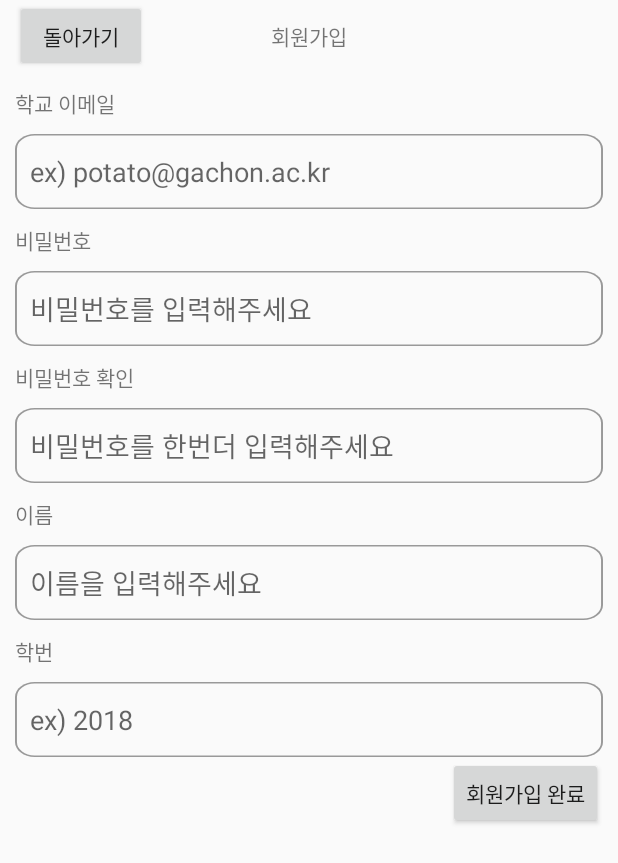
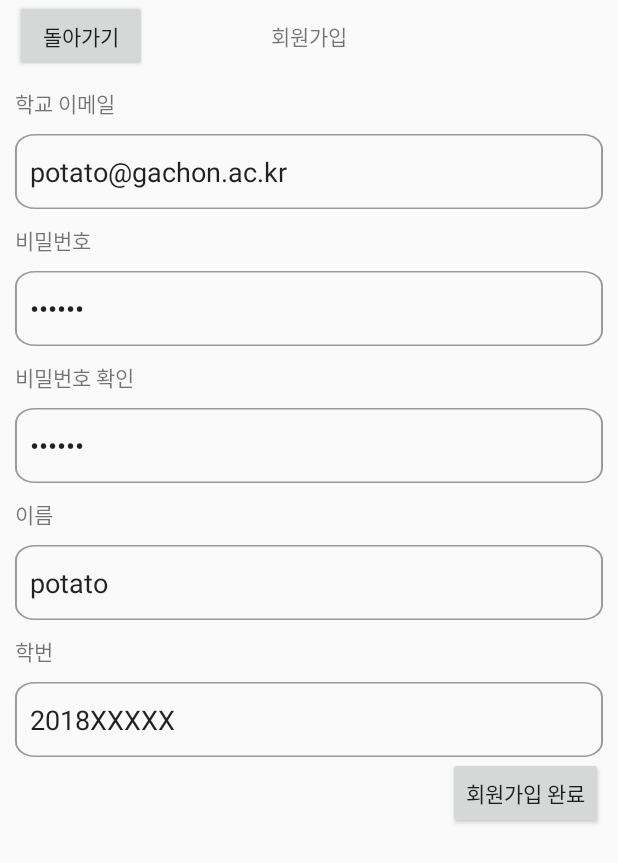
Before and after one commit to Talking-Potato/Campus_Book, an Android app: the SignupActivity screen opened directly, with no data from a screen before it, on a phone screen of 412 x 824 dp. Shown: the top 863 px of the screen. Run offline under Robolectric (Android 15) with nearby library versions, the phone set to English and light mode, and no system bars; our stand-ins replace Firebase (no records; nobody signed in at launch, a user with empty details on screens opened directly).

Commit message:
DB 푸시 변경

```diff
--- a/app/src/main/res/layout/activity_signup.xml
+++ b/app/src/main/res/layout/activity_signup.xml
@@ -34,6 +34,7 @@
         android:layout_width="match_parent"
         android:layout_height="wrap_content"
         android:background="@drawable/login_box"
+        android:text="potato@gachon.ac.kr"
         android:hint="ex) potato@gachon.ac.kr"
         android:paddingHorizontal="10dp" />
 
@@ -48,6 +49,7 @@
         android:layout_width="match_parent"
         android:layout_height="wrap_content"
         android:background="@drawable/login_box"
+        android:text="123456"
         android:hint="비밀번호를 입력해주세요"
         android:inputType="textPassword"
         android:paddingHorizontal="10dp" />
@@ -64,6 +66,7 @@
         android:layout_width="match_parent"
         android:layout_height="wrap_content"
         android:background="@drawable/login_box"
+        android:text="123456"
         android:hint="비밀번호를 한번더 입력해주세요"
         android:inputType="textPassword"
         android:paddingHorizontal="10dp" />
@@ -79,6 +82,7 @@
         android:layout_width="match_parent"
         android:layout_height="wrap_content"
         android:background="@drawable/login_box"
+        android:text="potato"
         android:hint="이름을 입력해주세요"
         android:paddingHorizontal="10dp" />
 
@@ -93,6 +97,7 @@
         android:layout_width="match_parent"
         android:layout_height="wrap_content"
         android:background="@drawable/login_box"
+        android:text="2018XXXXX"
         android:hint="ex) 2018"
         android:paddingHorizontal="10dp" />
 
```
Also changed, not shown: app/src/main/java/com/example/term_project/SignupActivity.java (+5 -3 lines).
